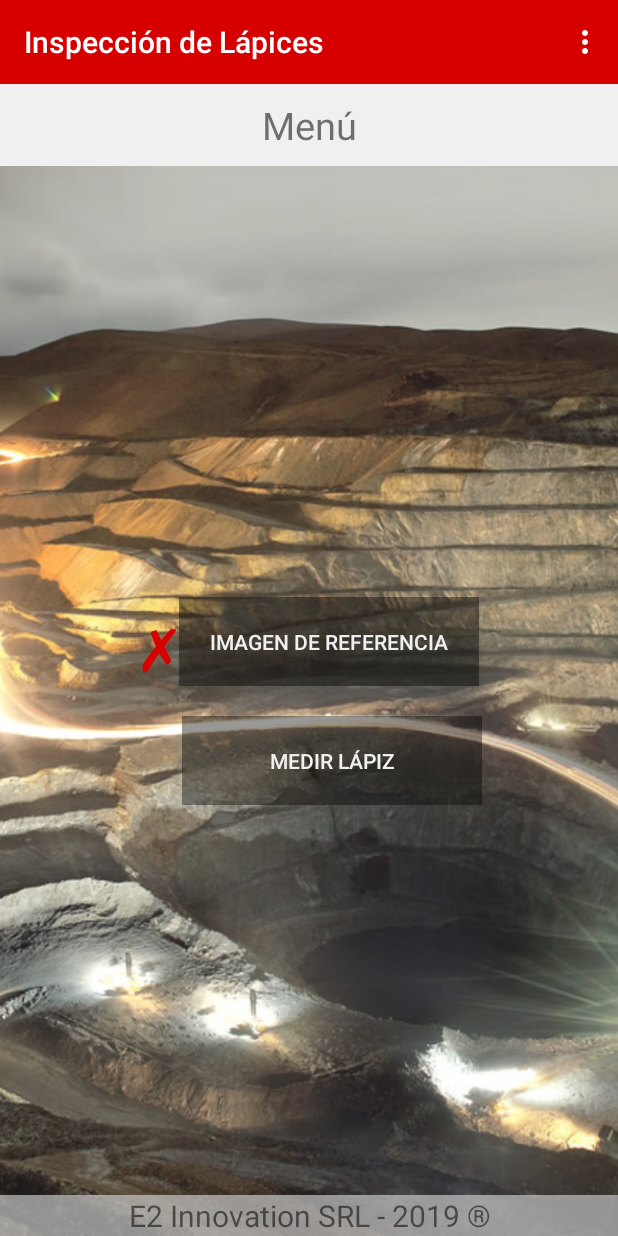
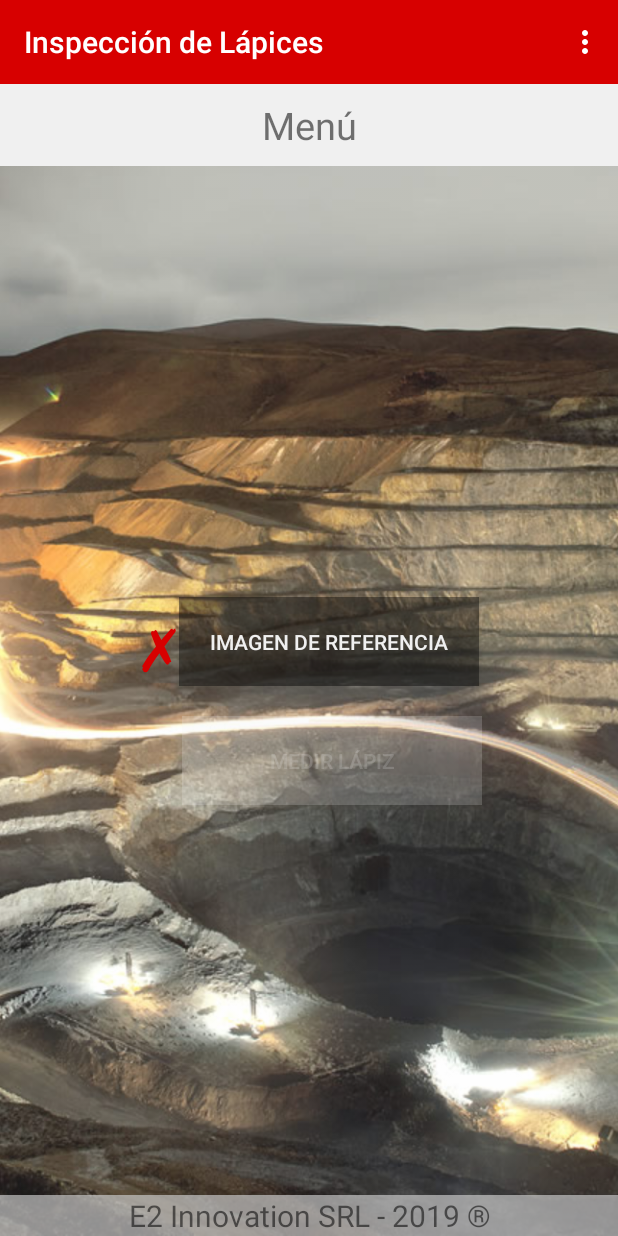
Before and after one commit to Eduzc07/E2Innovation, an Android app: the screen it shows after launch (MainActivity), on a phone screen of 412 x 824 dp. Run offline under Robolectric (Android 15) with nearby library versions, the phone set to English and light mode, and no system bars.

Commit message:
Last changes has been done.

```diff
--- a/E2IApp/app/src/main/AndroidManifest.xml
+++ b/E2IApp/app/src/main/AndroidManifest.xml
@@ -27,6 +27,7 @@
         </activity>
         <activity
             android:name=".CameraActivity"
+            android:label="@string/tittle_activity_Ref"
             android:screenOrientation="portrait"
             android:parentActivityName=".MainActivity">
 
--- a/E2IApp/app/src/main/java/pe/com/e2i/e2iapp/MainActivity.java
+++ b/E2IApp/app/src/main/java/pe/com/e2i/e2iapp/MainActivity.java
@@ -54,7 +54,7 @@ public class MainActivity extends AppCompatActivity implements MainFragment.Call
                 data += ";mm";
             else
                 data += ";in";
-        }else{
+        } else {
             data += ";0;0";
         }
 
--- a/E2IApp/app/src/main/java/pe/com/e2i/e2iapp/MainFragment.java
+++ b/E2IApp/app/src/main/java/pe/com/e2i/e2iapp/MainFragment.java
@@ -89,7 +89,8 @@ public class MainFragment extends Fragment {
         super.onResume();
         Log.v(LOG_TAG, ">> onResume << ");
 
-        SharedPreferences prefs = PreferenceManager.getDefaultSharedPreferences(getContext());
+
+        SharedPreferences prefs = PreferenceManager.getDefaultSharedPreferences(getActivity());
         Boolean enableCheck = prefs.getBoolean("eCheck", false);
         if (enableCheck) {
             mTextViewCheck.setVisibility( View.VISIBLE );
--- /dev/null
+++ b/E2IApp/app/src/main/res/drawable/button_image.xml
@@ -0,0 +1,15 @@
+<?xml version="1.0" encoding="utf-8"?>
+<selector xmlns:android="http://schemas.android.com/apk/res/android">
+    <item android:state_enabled="false">
+        <shape>
+            <solid android:color="@color/grey_300_dis"/>
+        </shape>
+    </item>
+
+    <item android:state_enabled="true">
+        <shape>
+            <solid android:color="@color/black_overlay"/>
+        </shape>
+    </item>
+
+</selector>
--- /dev/null
+++ b/E2IApp/app/src/main/res/drawable/text_color_selector.xml
@@ -0,0 +1,6 @@
+<?xml version="1.0" encoding="utf-8"?>
+<selector xmlns:android="http://schemas.android.com/apk/res/android">
+    <!-- disabled state -->
+    <item android:state_enabled="false" android:color="@color/grey_300_dis" />
+    <item android:color="@color/grey_300"/>
+</selector>
--- a/E2IApp/app/src/main/res/layout/activity_camera.xml
+++ b/E2IApp/app/src/main/res/layout/activity_camera.xml
@@ -3,5 +3,6 @@
     android:id="@+id/camera_container"
     android:layout_width="match_parent"
     android:layout_height="match_parent"
+    android:background="@color/black"
     tools:context="pe.com.e2i.e2iapp.CameraActivity">
 </FrameLayout>
--- a/E2IApp/app/src/main/res/layout/fragment_main.xml
+++ b/E2IApp/app/src/main/res/layout/fragment_main.xml
@@ -78,8 +78,8 @@
             android:padding="20dp"
             android:layout_marginStart="15dp"
             android:layout_marginTop="20dp"
-            android:background="@color/black_overlay"
-            android:textColor="@color/grey_300"
+            android:background="@drawable/button_image"
+            android:textColor="@drawable/text_color_selector"
             android:text="Medir Lápiz" />
 
     </LinearLayout>
--- a/E2IApp/app/src/main/res/values/colors.xml
+++ b/E2IApp/app/src/main/res/values/colors.xml
@@ -11,4 +11,7 @@
     <color name="colorAccent">#f6e5e6</color>
 
     <color name="black_overlay">#66000000</color>
+
+    <color name="black_overlay_dis">#30000000</color>
+    <color name="grey_300_dis">#30F0F0F0</color>
 </resources>
--- a/E2IApp/app/src/main/res/xml/pref_general.xml
+++ b/E2IApp/app/src/main/res/xml/pref_general.xml
@@ -10,6 +10,7 @@
 
     <ListPreference android:title="@string/pref_units_label"
         android:key="@string/pref_units_key"
+        android:defaultValue="@string/pref_units_metric"
         android:entryValues="@array/pref_units_values"
         android:entries="@array/pref_units_options" />
 
```
Also changed, not shown: E2IApp/app/build.gradle (+9 -0 lines), E2IApp/app/src/main/java/pe/com/e2i/e2iapp/CameraActivity.java (+44 -12 lines), E2IApp/app/src/main/java/pe/com/e2i/e2iapp/CameraFragment.java (+30 -6 lines), E2IApp/app/src/main/java/pe/com/e2i/e2iapp/Utility.java (+15 -0 lines), 1 other file.
